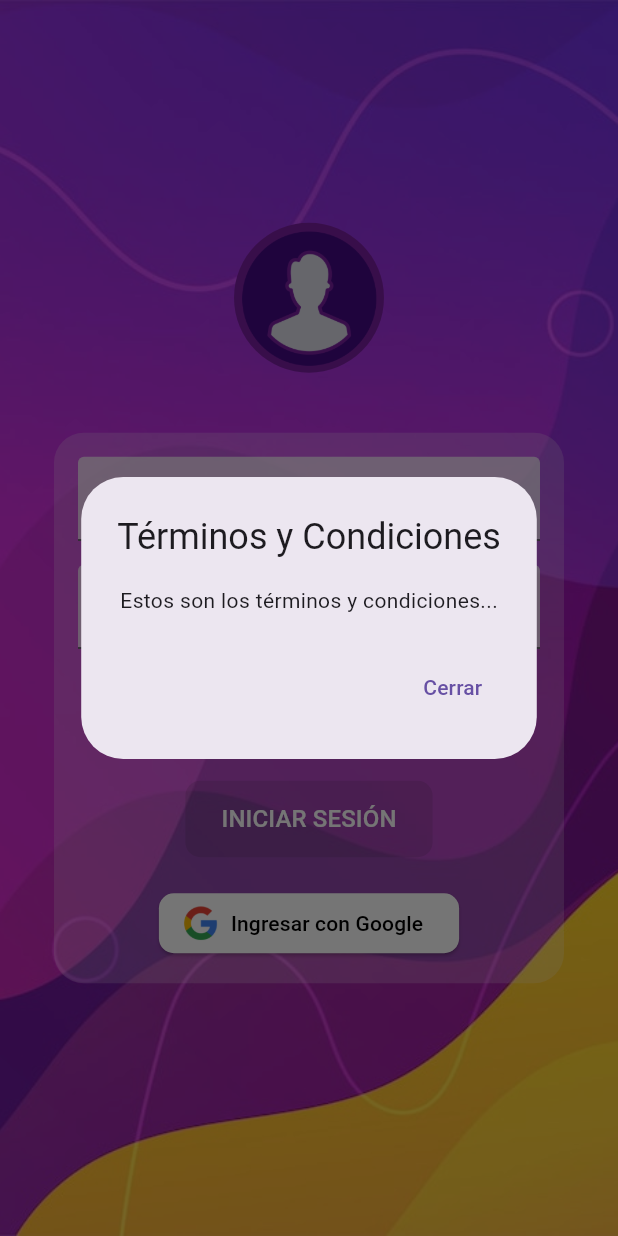
After one commit to Santiago2132/maizfront, a Flutter app: the LoginScreen screen opened by its route, after a tap on "Términos y Condiciones", on a phone screen of 412 x 824 dp. The commit adds this screen. Run offline on Flutter 3.47's test engine with Material 3 defaults, Android fonts, the light colour scheme and no system bars; our stand-ins replace table_calendar.

Commit message:
login avance auth simulada conexion y flujo app

```diff
--- a/maiz_app/lib/data/services/auth_service.dart
+++ b/maiz_app/lib/data/services/auth_service.dart
@@ -0,0 +1,7 @@
+class AuthService {
+  Future<bool> signIn(String email, String password) async {
+    // Simulación de validación de credenciales
+    await Future.delayed(Duration(seconds: 2)); // Simula tiempo de respuesta del servidor
+    return email == "usuario@ejemplo.com" && password == "123456";
+  }
+}
--- a/maiz_app/lib/screens/login/login_screen.dart
+++ b/maiz_app/lib/screens/login/login_screen.dart
@@ -1,4 +1,8 @@
 import 'package:flutter/material.dart';
+import 'package:maiz_app/data/services/auth_service.dart';
+import 'package:maiz_app/screens/home/home_screen.dart';
+import 'package:maiz_app/screens/navegator/main_screen.dart';
+import 'package:maiz_app/widgets/terms_login.dart';
 
 class LoginScreen extends StatefulWidget {
   @override
@@ -8,19 +12,44 @@ class LoginScreen extends StatefulWidget {
 class _LoginScreenState extends State<LoginScreen> {
   final _emailController = TextEditingController();
   final _passwordController = TextEditingController();
+  bool _termsAccepted = false; // Variable para el checkbox
+  final AuthService _authService = AuthService(); // Instancia de AuthService
 
   void _signInWithEmailAndPassword() async {
     try {
-      // Inicia sesión correctamente
+      bool result = await _authService.signIn(_emailController.text, _passwordController.text);
+      if (result) {
+        ScaffoldMessenger.of(context).showSnackBar(
+          SnackBar(content: Text("Inicio de sesión exitoso")),
+        );
+        Navigator.pushReplacement(
+          context,
+          MaterialPageRoute(builder: (context) => const MainScreen()),
+        );
+      } else {
+        ScaffoldMessenger.of(context).showSnackBar(
+          SnackBar(content: Text("Credenciales incorrectas")),
+        );
+      }
     } catch (e) {
       ScaffoldMessenger.of(context).showSnackBar(
-        SnackBar(content: Text("Error al iniciar sesión: ${e}"))
+        SnackBar(content: Text("Error al iniciar sesión: ${e}")),
       );
     }
   }
 
+
+  void _showTermsAndConditions() {
+    showDialog(
+      context: context,
+      builder: (BuildContext context) {
+        return TermsAndConditionsDialog();
+      },
+    );
+  }
+
   @override
-  Widget build(BuildContext context) {
+   Widget build(BuildContext context) {
     return Scaffold(
       body: Stack(
         children: [
@@ -38,6 +67,7 @@ class _LoginScreenState extends State<LoginScreen> {
                 children: [
                   CircleAvatar(
                     radius: 50,
+                    backgroundImage: AssetImage('assets/avatar.png'), // Añade tu avatar aquí
                     backgroundColor: Colors.purple.shade700,
                   ),
                   SizedBox(height: 20),
@@ -52,13 +82,11 @@ class _LoginScreenState extends State<LoginScreen> {
                       mainAxisSize: MainAxisSize.min,
                       children: [
                         TextField(
-
                           controller: _emailController,
                           decoration: InputDecoration(
                             labelText: "Correo Electrónico",
                             filled: true,
                             fillColor: Colors.white.withOpacity(0.7),
-
                           ),
                         ),
                         SizedBox(height: 16),
@@ -72,14 +100,39 @@ class _LoginScreenState extends State<LoginScreen> {
                           obscureText: true,
                         ),
                         SizedBox(height: 20),
+                        Row(
+                          children: [
+                            Checkbox(
+                              value: _termsAccepted,
+                              onChanged: (bool? value) {
+                                setState(() {
+                                  _termsAccepted = value ?? false;
+                                });
+
+                              },
+                            ),
+
+                            GestureDetector(
+                              onTap: _showTermsAndConditions,
+                              child: Text(
+                                "Términos y Condiciones",
+                                style: TextStyle(
+                                    color: Colors.purple.shade700,
+                                    decoration: TextDecoration.underline),
+                              ),
+                            ),
+                          ],
+                          ),
+                        SizedBox(height: 20),
                         ElevatedButton(
-                          onPressed: _signInWithEmailAndPassword,
+                          onPressed: _termsAccepted ? _signInWithEmailAndPassword : null,
                           style: ElevatedButton.styleFrom(
                             backgroundColor: Colors.purple.shade900,
                             shape: RoundedRectangleBorder(
                               borderRadius: BorderRadius.circular(10),
                             ),
-                            padding: EdgeInsets.symmetric(vertical: 14, horizontal: 24),
+                            padding: EdgeInsets.symmetric(
+                                vertical: 14, horizontal: 24),
                           ),
                           child: Text(
                             "INICIAR SESIÓN",
@@ -98,7 +151,7 @@ class _LoginScreenState extends State<LoginScreen> {
                               borderRadius: BorderRadius.circular(10),
                             ),
                           ),
-                        )
+                        ),
                       ],
                     ),
                   ),
--- /dev/null
+++ b/maiz_app/lib/widgets/terms_login.dart
@@ -0,0 +1,27 @@
+import 'package:flutter/material.dart';
+class TermsAndConditionsDialog extends StatelessWidget {
+  @override
+  Widget build(BuildContext context) {
+    return AlertDialog(
+      title: Center(child: Text("Términos y Condiciones")),
+      content: SingleChildScrollView(
+        child: Center(
+          child: Column(
+            children: [
+              Text("Estos son los términos y condiciones..."),
+              // Añade el contenido
+            ],
+          ),
+        ),
+      ),
+      actions: [
+        TextButton(
+          child: Text("Cerrar"),
+          onPressed: () {
+            Navigator.of(context).pop();
+          },
+        ),
+      ],
+    );
+  }
+}
```
